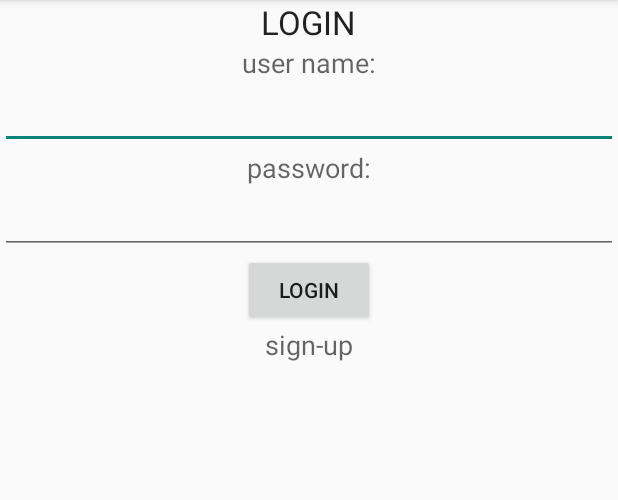
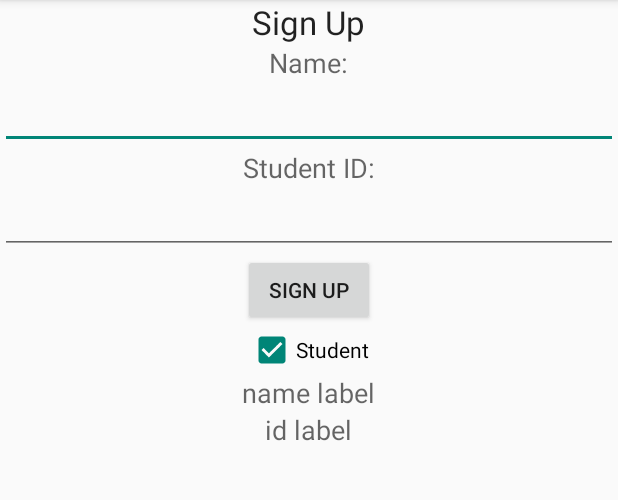
Before and after one commit to colegarien/SDDTermProject, an Android app: the layout fragment_login.xml on its own in the app's theme, with its tools: preview values and no code run, on a phone screen of 412 x 824 dp, the part 84-584 px from its top. Run offline under Robolectric (Android 15) with nearby library versions, the phone set to English and light mode, and no system bars.

Commit message:
updated sign up page

```diff
--- a/app/src/main/java/edu/uco/schambers/classmate/Fragments/Login.java
+++ b/app/src/main/java/edu/uco/schambers/classmate/Fragments/Login.java
@@ -1,12 +1,16 @@
 package edu.uco.schambers.classmate.Fragments;
 
 import android.app.Activity;
+import android.app.Fragment;
+import android.content.DialogInterface;
 import android.net.Uri;
 import android.os.Bundle;
-import android.app.Fragment;
 import android.view.LayoutInflater;
 import android.view.View;
 import android.view.ViewGroup;
+import android.widget.EditText;
+
+import java.util.PriorityQueue;
 
 import edu.uco.schambers.classmate.R;
 
@@ -30,6 +34,7 @@ public class Login extends Fragment {
     private String mParam2;
 
     private OnFragmentInteractionListener mListener;
+
 
     /**
      * Use this factory method to create a new instance of
@@ -60,7 +65,10 @@ public class Login extends Fragment {
             mParam1 = getArguments().getString(ARG_PARAM1);
             mParam2 = getArguments().getString(ARG_PARAM2);
         }
+
+
     }
+
 
     @Override
     public View onCreateView(LayoutInflater inflater, ViewGroup container,
@@ -105,7 +113,7 @@ public class Login extends Fragment {
      */
     public interface OnFragmentInteractionListener {
         // TODO: Update argument type and name
-        public void onFragmentInteraction(Uri uri);
+        void onFragmentInteraction(Uri uri);
     }
 
 }
--- a/app/src/main/res/layout/fragment_login.xml
+++ b/app/src/main/res/layout/fragment_login.xml
@@ -14,16 +14,16 @@
             android:layout_width="wrap_content"
             android:layout_height="wrap_content"
             android:textAppearance="?android:attr/textAppearanceLarge"
-            android:text="LOGIN"
-            android:id="@+id/Login_Lbl"
+            android:text="@string/signup"
+            android:id="@+id/Signup_lbl"
             android:layout_gravity="center_horizontal" />
 
         <TextView
             android:layout_width="wrap_content"
             android:layout_height="wrap_content"
             android:textAppearance="?android:attr/textAppearanceMedium"
-            android:text="user name:"
-            android:id="@+id/username_lbl"
+            android:text="@string/name"
+            android:id="@+id/name_lbl"
             android:layout_gravity="center_horizontal" />
 
         <EditText
@@ -38,33 +38,48 @@
             android:layout_width="wrap_content"
             android:layout_height="wrap_content"
             android:textAppearance="?android:attr/textAppearanceMedium"
-            android:text="password:"
-            android:id="@+id/password_lbl"
+            android:text="@string/student_id"
+            android:id="@+id/studentID_lbl"
             android:layout_gravity="center_horizontal" />
 
         <EditText
             android:layout_width="match_parent"
             android:layout_height="wrap_content"
-            android:inputType="textPassword"
+            android:inputType="number"
             android:ems="10"
-            android:id="@+id/password_et"
+            android:id="@+id/studentID_et"
             android:layout_gravity="center_horizontal" />
 
         <Button
             android:layout_width="wrap_content"
             android:layout_height="wrap_content"
-            android:text="Login"
+            android:text="@string/signup"
             android:id="@+id/login_btn"
+            android:layout_gravity="center_horizontal" />
+
+        <CheckBox
+            android:layout_width="wrap_content"
+            android:layout_height="wrap_content"
+            android:text="Student"
+            android:id="@+id/student_cb"
+            android:layout_gravity="center_horizontal"
+            android:checked="true" />
+
+        <TextView
+            android:layout_width="wrap_content"
+            android:layout_height="wrap_content"
+            android:textAppearance="?android:attr/textAppearanceMedium"
+            android:text="name label"
+            android:id="@+id/storedName_lbl"
             android:layout_gravity="center_horizontal" />
 
         <TextView
             android:layout_width="wrap_content"
             android:layout_height="wrap_content"
             android:textAppearance="?android:attr/textAppearanceMedium"
-            android:text="sign-up"
-            android:id="@+id/signup_btn"
-            android:layout_gravity="center_horizontal"
-            android:clickable="true" />
+            android:text="id label"
+            android:id="@+id/storedID_lbl"
+            android:layout_gravity="center_horizontal" />
 
     </LinearLayout>
 
--- a/app/src/main/res/values/strings.xml
+++ b/app/src/main/res/values/strings.xml
@@ -19,6 +19,12 @@
 <!-- TODO: Remove or change this placeholder text -->
     <string name="hello_blank_fragment">Hello blank fragment</string>
 
+<!-- Sign Up & Dedicated Interface Strings-->
+    <string name="signup">Sign Up</string>
+    <string name="name">Name: </string>
+    <string name="student_id">Student ID: </string>
+    <string name="student">Student</string>
+
 <!--Question Response Interface Strings -->
     <string name="default_simple_question_description">Your teacher has read a question and its
         choices aloud. Mark your response to their question below and press send.</string>
```
